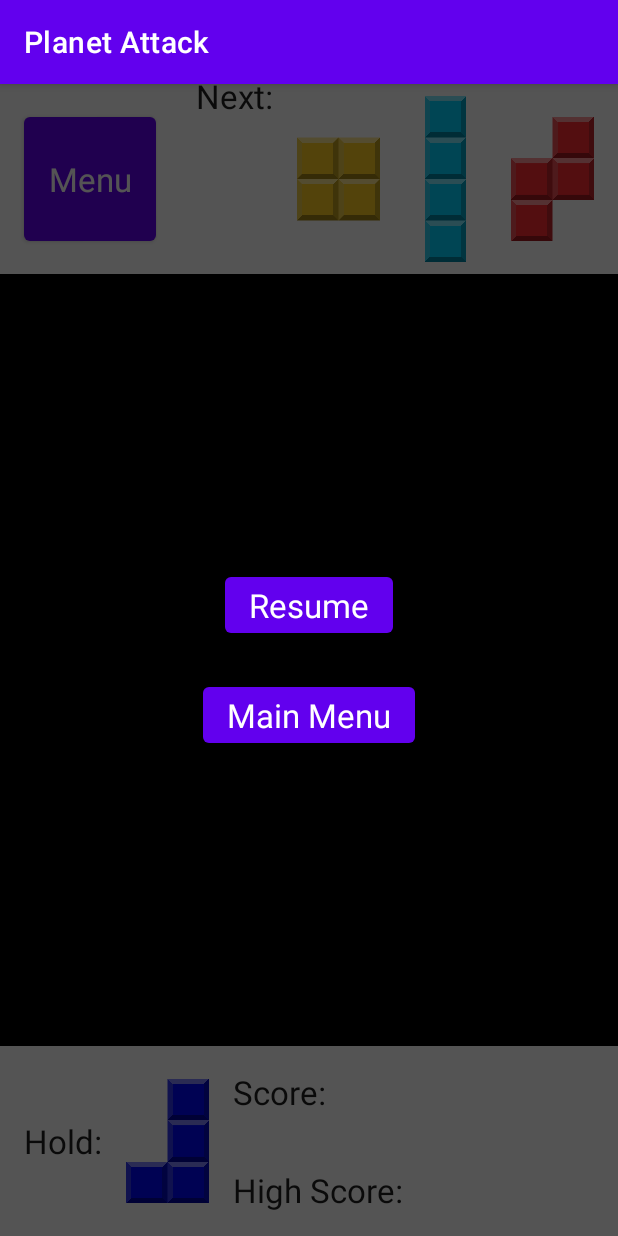
After one commit to bobsmith947/planet-attack, an Android app: the fragment GameFragment shown on its own in the app's theme, on a phone screen of 412 x 824 dp. The commit adds this screen. Run offline under Robolectric (Android 15) with nearby library versions, the phone set to English and light mode, and no system bars.

Commit message:
Added images for blocks, added game fragment layout

```diff
--- /dev/null
+++ b/app/src/main/java/edu/mines/csci448/planetattack/ui/GameFragment.kt
@@ -0,0 +1,60 @@
+package edu.mines.csci448.planetattack.ui
+
+import android.os.Bundle
+import androidx.fragment.app.Fragment
+import android.view.LayoutInflater
+import android.view.View
+import android.view.ViewGroup
+import edu.mines.csci448.planetattack.R
+
+// TODO: Rename parameter arguments, choose names that match
+// the fragment initialization parameters, e.g. ARG_ITEM_NUMBER
+private const val ARG_PARAM1 = "param1"
+private const val ARG_PARAM2 = "param2"
+
+/**
+ * A simple [Fragment] subclass.
+ * Use the [GameFragment.newInstance] factory method to
+ * create an instance of this fragment.
+ */
+class GameFragment : Fragment() {
+    // TODO: Rename and change types of parameters
+    private var param1: String? = null
+    private var param2: String? = null
+
+    override fun onCreate(savedInstanceState: Bundle?) {
+        super.onCreate(savedInstanceState)
+        arguments?.let {
+            param1 = it.getString(ARG_PARAM1)
+            param2 = it.getString(ARG_PARAM2)
+        }
+    }
+
+    override fun onCreateView(
+        inflater: LayoutInflater, container: ViewGroup?,
+        savedInstanceState: Bundle?
+    ): View? {
+        // Inflate the layout for this fragment
+        return inflater.inflate(R.layout.fragment_game, container, false)
+    }
+
+    companion object {
+        /**
+         * Use this factory method to create a new instance of
+         * this fragment using the provided parameters.
+         *
+         * @param param1 Parameter 1.
+         * @param param2 Parameter 2.
+         * @return A new instance of fragment GameFragment.
+         */
+        // TODO: Rename and change types and number of parameters
+        @JvmStatic
+        fun newInstance(param1: String, param2: String) =
+            GameFragment().apply {
+                arguments = Bundle().apply {
+                    putString(ARG_PARAM1, param1)
+                    putString(ARG_PARAM2, param2)
+                }
+            }
+    }
+}
--- /dev/null
+++ b/app/src/main/res/layout/fragment_game.xml
@@ -0,0 +1,202 @@
+<?xml version="1.0" encoding="utf-8"?>
+<androidx.constraintlayout.widget.ConstraintLayout xmlns:android="http://schemas.android.com/apk/res/android"
+    xmlns:app="http://schemas.android.com/apk/res-auto"
+    xmlns:tools="http://schemas.android.com/tools"
+    android:layout_width="match_parent"
+    android:layout_height="match_parent"
+    tools:context=".ui.GameFragment">
+
+    <androidx.constraintlayout.widget.ConstraintLayout
+        android:layout_width="0dp"
+        android:layout_height="0dp"
+        android:minHeight="150dp"
+        app:layout_constraintBottom_toTopOf="@+id/game_view"
+        app:layout_constraintEnd_toEndOf="parent"
+        app:layout_constraintStart_toStartOf="parent"
+        app:layout_constraintTop_toTopOf="parent">
+
+        <Button
+            android:id="@+id/menu_button"
+            android:layout_width="wrap_content"
+            android:layout_height="0dp"
+            android:layout_marginStart="16dp"
+            android:layout_marginTop="16dp"
+            android:layout_marginBottom="16dp"
+            android:text="@string/in_game_menu"
+            android:textAppearance="@style/TextAppearance.AppCompat.Large"
+            app:layout_constraintBottom_toBottomOf="parent"
+            app:layout_constraintStart_toStartOf="parent"
+            app:layout_constraintTop_toTopOf="parent" />
+
+        <TextView
+            android:id="@+id/next_label"
+            android:layout_width="wrap_content"
+            android:layout_height="wrap_content"
+            android:layout_marginEnd="16dp"
+            android:text="@string/next_block"
+            android:textAppearance="@style/TextAppearance.AppCompat.Large"
+            app:layout_constraintBaseline_toBaselineOf="@+id/menu_button"
+            app:layout_constraintEnd_toStartOf="@+id/first_next_image_view" />
+
+        <ImageView
+            android:id="@+id/first_next_image_view"
+            android:layout_width="0dp"
+            android:layout_height="0dp"
+            android:layout_marginTop="8dp"
+            android:layout_marginEnd="16dp"
+            android:layout_marginBottom="8dp"
+            android:src="@drawable/block_icon_o"
+            app:layout_constraintBottom_toBottomOf="parent"
+            app:layout_constraintDimensionRatio="w,1:2"
+            app:layout_constraintEnd_toStartOf="@+id/second_next_image_view"
+            app:layout_constraintTop_toTopOf="parent" />
+
+        <ImageView
+            android:id="@+id/second_next_image_view"
+            android:layout_width="0dp"
+            android:layout_height="0dp"
+            android:layout_marginTop="8dp"
+            android:layout_marginEnd="16dp"
+            android:layout_marginBottom="8dp"
+            android:src="@drawable/block_icon_i"
+            app:layout_constraintBottom_toBottomOf="parent"
+            app:layout_constraintDimensionRatio="w,1:2"
+            app:layout_constraintEnd_toStartOf="@+id/third_next_image_view"
+            app:layout_constraintTop_toTopOf="parent" />
+
+        <ImageView
+            android:id="@+id/third_next_image_view"
+            android:layout_width="0dp"
+            android:layout_height="0dp"
+            android:layout_marginTop="8dp"
+            android:layout_marginEnd="16dp"
+            android:layout_marginBottom="8dp"
+            android:src="@drawable/block_icon_z"
+            app:layout_constraintBottom_toBottomOf="parent"
+            app:layout_constraintDimensionRatio="w,1:2"
+            app:layout_constraintEnd_toEndOf="parent"
+            app:layout_constraintTop_toTopOf="parent" />
+    </androidx.constraintlayout.widget.ConstraintLayout>
+
+    <View
+        android:id="@+id/game_view"
+        android:layout_width="0dp"
+        android:layout_height="0dp"
+        android:background="@color/black"
+        app:layout_constraintBottom_toBottomOf="parent"
+        app:layout_constraintDimensionRatio="H,4:5"
+        app:layout_constraintEnd_toEndOf="parent"
+        app:layout_constraintHorizontal_bias="0.5"
+        app:layout_constraintStart_toStartOf="parent"
+        app:layout_constraintTop_toTopOf="parent" />
+
+    <androidx.constraintlayout.widget.ConstraintLayout
+        android:layout_width="0dp"
+        android:layout_height="0dp"
+        android:minHeight="150dp"
+        app:layout_constraintBottom_toBottomOf="parent"
+        app:layout_constraintEnd_toEndOf="parent"
+        app:layout_constraintStart_toStartOf="parent"
+        app:layout_constraintTop_toBottomOf="@+id/game_view">
+
+        <TextView
+            android:id="@+id/high_score_text_label"
+            android:layout_width="0dp"
+            android:layout_height="wrap_content"
+            android:layout_marginStart="16dp"
+            android:layout_marginBottom="16dp"
+            android:text="@string/game_high_score"
+            android:textAppearance="@style/TextAppearance.AppCompat.Large"
+            app:layout_constraintBottom_toBottomOf="parent"
+            app:layout_constraintStart_toEndOf="@+id/hold_image_view" />
+
+        <TextView
+            android:id="@+id/hold_label"
+            android:layout_width="wrap_content"
+            android:layout_height="wrap_content"
+            android:layout_marginStart="16dp"
+            android:text="@string/hold_block"
+            android:textAppearance="@style/TextAppearance.AppCompat.Large"
+            app:layout_constraintBottom_toBottomOf="parent"
+            app:layout_constraintStart_toStartOf="parent"
+            app:layout_constraintTop_toTopOf="parent" />
+
+        <TextView
+            android:id="@+id/score_text_label"
+            android:layout_width="0dp"
+            android:layout_height="wrap_content"
+            android:layout_marginStart="16dp"
+            android:layout_marginTop="16dp"
+            android:text="@string/game_score"
+            android:textAppearance="@style/TextAppearance.AppCompat.Large"
+            app:layout_constraintStart_toEndOf="@+id/hold_image_view"
+            app:layout_constraintTop_toTopOf="parent" />
+
+        <ImageView
+            android:id="@+id/hold_image_view"
+            android:layout_width="0dp"
+            android:layout_height="0dp"
+            android:layout_marginStart="16dp"
+            android:layout_marginTop="8dp"
+            android:layout_marginBottom="8dp"
+            android:src="@drawable/block_icon_j"
+            app:layout_constraintBottom_toBottomOf="parent"
+            app:layout_constraintDimensionRatio="1:2"
+            app:layout_constraintStart_toEndOf="@+id/hold_label"
+            app:layout_constraintTop_toTopOf="parent" />
+
+        <TextView
+            android:id="@+id/score_label"
+            android:layout_width="wrap_content"
+            android:layout_height="wrap_content"
+            android:fontFamily="monospace"
+            android:textAppearance="@style/TextAppearance.AppCompat.Large"
+            app:layout_constraintBaseline_toBaselineOf="@+id/score_text_label"
+            app:layout_constraintStart_toEndOf="@+id/score_text_label"
+            tools:text="846200" />
+
+        <TextView
+            android:id="@+id/high_score_label"
+            android:layout_width="wrap_content"
+            android:layout_height="wrap_content"
+            android:layout_marginStart="16dp"
+            android:fontFamily="monospace"
+            android:textAppearance="@style/TextAppearance.AppCompat.Large"
+            app:layout_constraintBaseline_toBaselineOf="@+id/high_score_text_label"
+            app:layout_constraintStart_toEndOf="@+id/high_score_text_label"
+            tools:text="3819200" />
+    </androidx.constraintlayout.widget.ConstraintLayout>
+
+    <View
+        android:id="@+id/menu_overlay"
+        android:layout_width="match_parent"
+        android:layout_height="match_parent"
+        android:alpha="0.67"
+        android:background="@color/black" />
+
+    <LinearLayout
+        android:layout_width="match_parent"
+        android:layout_height="match_parent"
+        android:gravity="center"
+        android:orientation="vertical">
+
+        <Button
+            android:id="@+id/resume_button"
+            android:layout_width="wrap_content"
+            android:layout_height="wrap_content"
+            android:text="@string/resume"
+            android:textAppearance="@style/TextAppearance.AppCompat.Large" />
+
+        <Space
+            android:layout_width="match_parent"
+            android:layout_height="24dp" />
+
+        <Button
+            android:id="@+id/main_menu_button"
+            android:layout_width="wrap_content"
+            android:layout_height="wrap_content"
+            android:text="@string/main_menu"
+            android:textAppearance="@style/TextAppearance.AppCompat.Large" />
+    </LinearLayout>
+
+</androidx.constraintlayout.widget.ConstraintLayout>
--- a/app/src/main/res/layout/main_fragment.xml
+++ b/app/src/main/res/layout/main_fragment.xml
@@ -5,7 +5,6 @@
 	android:layout_width="match_parent"
 	android:layout_height="match_parent"
 	android:orientation="vertical"
-    android:gravity="center"
     android:padding="16sp"
 
 	tools:context=".ui.MainFragment">
--- a/app/src/main/res/values/strings.xml
+++ b/app/src/main/res/values/strings.xml
@@ -10,4 +10,17 @@
     <string name="play_label">Play Game</string>
     <string name="scores_label">High Scores</string>
     <string name="help_label">How to Play</string>
+    <string name="speed_slow">Slow</string>
+    <string name="speed_medium">Medium</string>
+    <string name="speed_fast">Fast</string>
+    <string name="in_game_menu">Menu</string>
+    <string name="next_block">Next: </string>
+    <string name="hold_block">Hold: </string>
+    <string name="game_score">Score: </string>
+    <string name="game_high_score">High Score: </string>
+    <string name="new_record">New Record!</string>
+    <string name="main_menu">Main Menu</string>
+    <string name="resume">Resume</string>
+    <!-- TODO: Remove or change this placeholder text -->
+    <string name="hello_blank_fragment">Hello blank fragment</string>
 </resources>
```
Also changed, not shown: app/src/main/res/drawable-v24/block_blue.png (added), app/src/main/res/drawable-v24/block_cyan.png (added), app/src/main/res/drawable-v24/block_gray.png (added), app/src/main/res/drawable-v24/block_green.png (added), app/src/main/res/drawable-v24/block_icon_i.png (added), app/src/main/res/drawable-v24/block_icon_j.png (added), app/src/main/res/drawable-v24/block_icon_l.png (added), app/src/main/res/drawable-v24/block_icon_o.png (added), app/src/main/res/drawable-v24/block_icon_s.png (added), app/src/main/res/drawable-v24/block_icon_t.png (added), app/src/main/res/drawable-v24/block_icon_z.png (added), app/src/main/res/drawable-v24/block_magenta.png (added), app/src/main/res/drawable-v24/block_orange.png (added), app/src/main/res/drawable-v24/block_red.png (added), 1 more files. Lines whose indentation alone changed are shown as unchanged.
